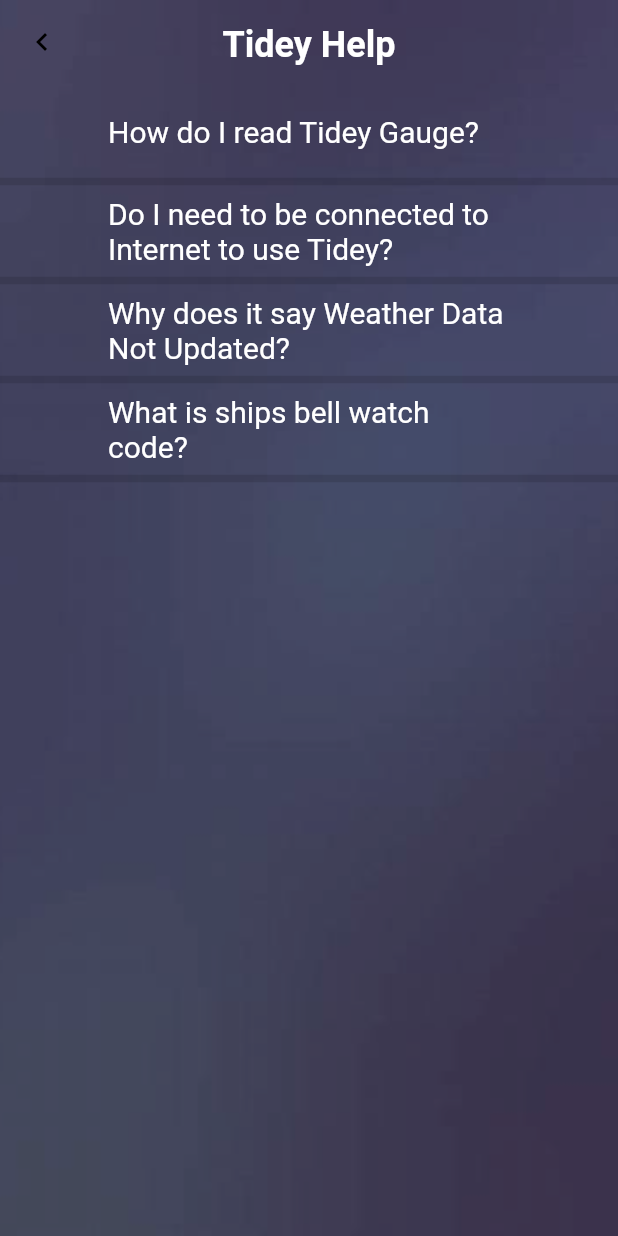
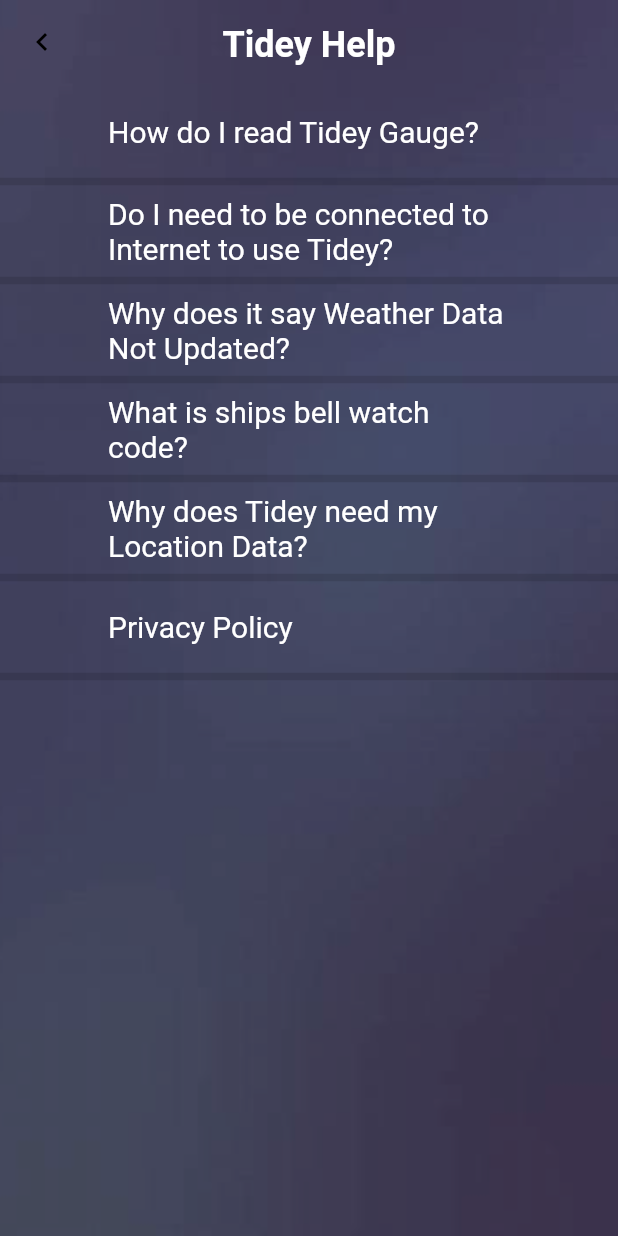
Before and after one commit to venkyLL/tidey, a Flutter app: the HelpScreen screen opened by its route, on a phone screen of 412 x 824 dp. Run offline on Flutter 3.47's test engine with Material 2 defaults, Android fonts, the phone set to English and light mode, and no system bars; our stand-ins replace assets_audio_player, dio, geolocator, google_fonts, marquee, package_info and 7 more; missing offline and left inert: dart_date, flutter_analog_clock, flutter_material_pickers, flutter_sensor_compass, swipe_gesture_recognizer; accounts and stored records are empty; network calls fail; statements that could not run were skipped.

```diff
--- a/lib/screens/help.dart
+++ b/lib/screens/help.dart
@@ -71,6 +71,9 @@ class _HelpScreenState extends State<HelpScreen> {
                   "What is ships bell watch code?",
                   "Unlike civil clock bells, the strikes of a ship's bell do not accord to the number of the hour. Instead, there are eight bells, one for each half-hour of a four-hour watch. In the age of sailing, watches were timed with a 30-minute hourglass. Bells would be struck every time the glass was turned, and in a pattern of pairs for easier counting, with any odd bells at the end of the sequence.  While it takes a little getting used to after a short while it becomes easier to determine the time with this code rather than a traditional grandfather clock schedule.\n  " +
                       "\n     Traditional Schedule\n    4:00 8:00 12:00 = 8 Bells\n    4:30 8:30 12:30 = 1 Bell\n    5:00 9:00 1:00 = 2 Bells\n    5:30 9:30 1:30 = 3 Bells\n    6:00 10:00 2:00 = 4 Bells\n    6:30 10:30 2:30 = 5 Bells\n    7:00 11:00 3:00 = 6 Bells\n    7:30 11:30 3:30 = 7 Bells "),
+              helpTile(context, "Why does Tidey need my Location Data?",
+                  "Tidey uses location data to get the local weather and tides.  Tidey does not store your location data."),
+              helpTile(context, "Privacy Policy", " ")
             ],
           ),
         ),
```
